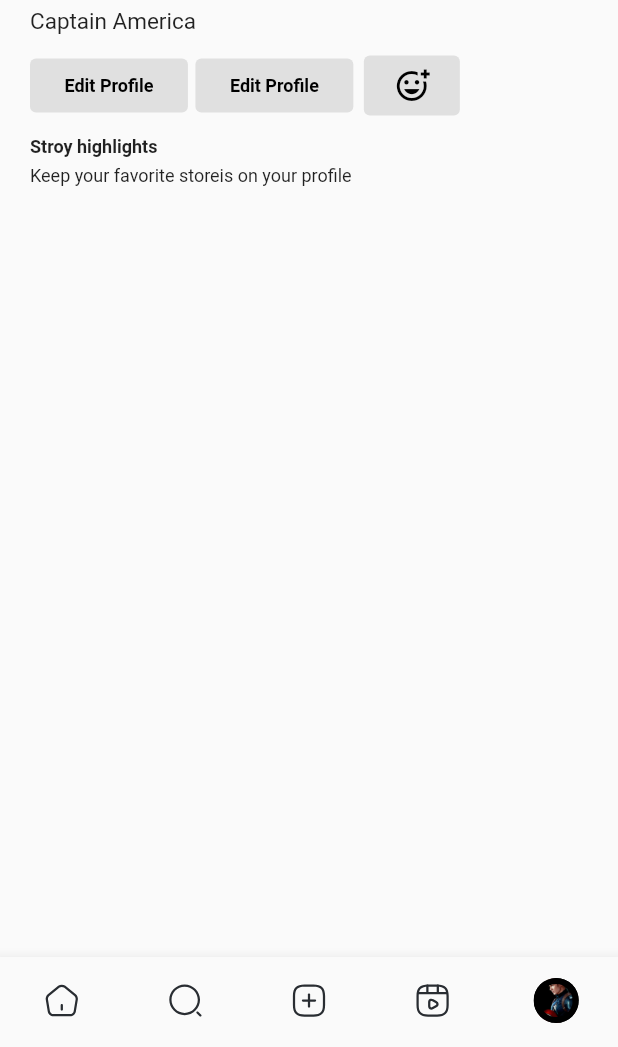
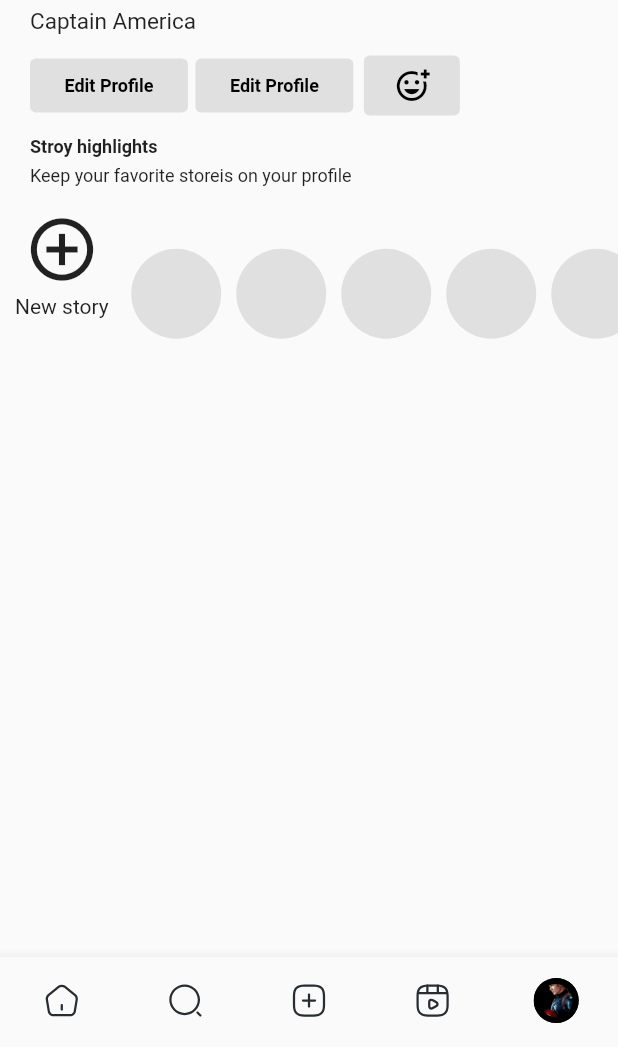
Before and after one commit to Upesh-Upreti/instagram-clone, a Flutter app: the screen it shows after launch, item 5 of the bottom bar chosen, on a phone screen of 412 x 824 dp, the part 189-1236 px from its top. Run offline on Flutter 3.47's test engine with Material 2 defaults, Android fonts, the phone set to English and light mode, and no system bars; our stand-ins replace flutter_svg, image_picker, video_player; missing offline and left inert: marquee_text.

Commit message:
creates user's story scroll view in profile screen

```diff
--- a/lib/screens/profile_screen.dart
+++ b/lib/screens/profile_screen.dart
@@ -1,6 +1,7 @@
 import 'package:flutter/material.dart';
 import 'package:flutter_svg/flutter_svg.dart';
 import 'package:instagram_clone/widgets/profile_widgets/user_info.dart';
+import 'package:instagram_clone/widgets/profile_widgets/user_stories.dart';
 
 import '../utils/constants.dart';
 
@@ -63,6 +64,13 @@ class _ProfileScreenState extends State<ProfileScreen> {
         ),
         body: Column(children: [
           UserInfo(),
+          const SizedBox(
+            height: 10,
+          ),
+          Container(
+            height: MediaQuery.of(context).size.height * 0.15,
+            child: UserStories(),
+          ),
         ]),
       ),
     );
--- /dev/null
+++ b/lib/widgets/profile_widgets/user_stories.dart
@@ -0,0 +1,52 @@
+import 'package:flutter/material.dart';
+
+class UserStories extends StatefulWidget {
+  const UserStories({super.key});
+
+  @override
+  State<UserStories> createState() => _UserStoriesState();
+}
+
+class _UserStoriesState extends State<UserStories> {
+  @override
+  Widget build(BuildContext context) {
+    return Row(
+      children: [
+        Expanded(
+          child: ListView.builder(
+            scrollDirection: Axis.horizontal,
+            itemCount: 10,
+            itemBuilder: (context, index) {
+              return index == 0
+                  ? const Padding(
+                      padding: EdgeInsets.symmetric(
+                        horizontal: 10,
+                        vertical: 7,
+                      ),
+                      child: Column(
+                        children: [
+                          Icon(
+                            Icons.add_circle_outline_outlined,
+                            size: 50,
+                          ),
+                          SizedBox(
+                            height: 5,
+                          ),
+                          Text('New story'),
+                        ],
+                      ),
+                    )
+                  : Padding(
+                      padding: const EdgeInsets.symmetric(horizontal: 5),
+                      child: CircleAvatar(
+                        radius: 30,
+                        backgroundColor: Colors.grey[300],
+                      ),
+                    );
+            },
+          ),
+        )
+      ],
+    );
+  }
+}
```
